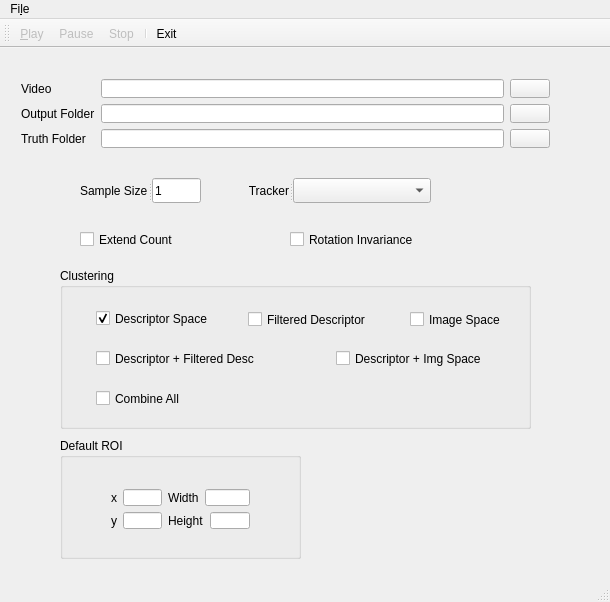
Above: vui/forms/vuiwindow.ui from ojmakhura/vocount before the change. Below: the same form after it.
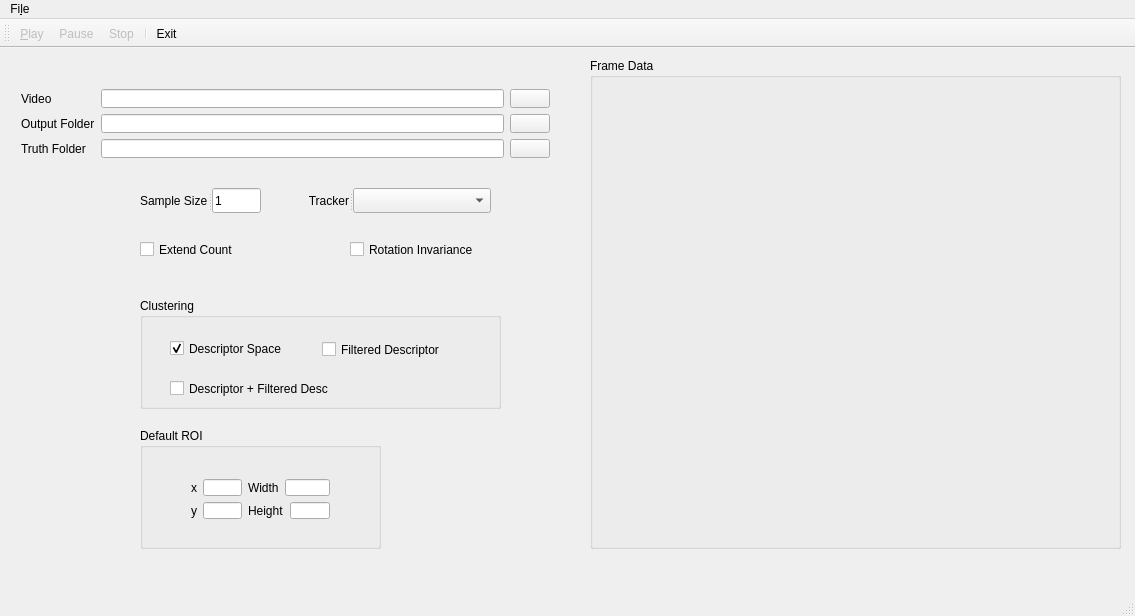
That is the form after the change. Icons and pictures are not drawn.

```diff
--- a/vui/forms/vuiwindow.ui
+++ b/vui/forms/vuiwindow.ui
@@ -6,8 +6,8 @@
    <rect>
     <x>0</x>
     <y>0</y>
-    <width>610</width>
-    <height>602</height>
+    <width>1135</width>
+    <height>616</height>
    </rect>
   </property>
   <property name="windowTitle">
@@ -18,7 +18,7 @@
     <property name="geometry">
      <rect>
       <x>10</x>
-      <y>20</y>
+      <y>30</y>
       <width>551</width>
       <height>91</height>
      </rect>
@@ -113,8 +113,8 @@
    <widget class="QSplitter" name="splitter">
     <property name="geometry">
      <rect>
-      <x>80</x>
-      <y>130</y>
+      <x>140</x>
+      <y>140</y>
       <width>121</width>
       <height>25</height>
      </rect>
@@ -136,8 +136,8 @@
    <widget class="QSplitter" name="splitter_2">
     <property name="geometry">
      <rect>
-      <x>210</x>
-      <y>130</y>
+      <x>270</x>
+      <y>140</y>
       <width>221</width>
       <height>25</height>
      </rect>
@@ -165,32 +165,19 @@
    <widget class="QGroupBox" name="groupBox">
     <property name="geometry">
      <rect>
-      <x>60</x>
-      <y>220</y>
-      <width>471</width>
-      <height>161</height>
+      <x>140</x>
+      <y>250</y>
+      <width>361</width>
+      <height>111</height>
      </rect>
     </property>
     <property name="title">
      <string>Clustering</string>
     </property>
-    <widget class="QCheckBox" name="imageSpaceBox">
-     <property name="geometry">
-      <rect>
-       <x>350</x>
-       <y>40</y>
-       <width>116</width>
-       <height>23</height>
-      </rect>
-     </property>
-     <property name="text">
-      <string>Image Space</string>
-     </property>
-    </widget>
     <widget class="QCheckBox" name="filteredDescriptorBox">
      <property name="geometry">
       <rect>
-       <x>188</x>
+       <x>182</x>
        <y>40</y>
        <width>156</width>
        <height>23</height>
@@ -203,7 +190,7 @@
     <widget class="QCheckBox" name="descriptorSpaceBox">
      <property name="geometry">
       <rect>
-       <x>36</x>
+       <x>30</x>
        <y>39</y>
        <width>145</width>
        <height>23</height>
@@ -219,7 +206,7 @@
     <widget class="QCheckBox" name="descFilteredDescBox">
      <property name="geometry">
       <rect>
-       <x>36</x>
+       <x>30</x>
        <y>79</y>
        <width>211</width>
        <height>23</height>
@@ -229,38 +216,12 @@
       <string>Descriptor + Filtered Desc</string>
      </property>
     </widget>
-    <widget class="QCheckBox" name="combineAllBox">
-     <property name="geometry">
-      <rect>
-       <x>36</x>
-       <y>119</y>
-       <width>161</width>
-       <height>23</height>
-      </rect>
-     </property>
-     <property name="text">
-      <string>Combine All</string>
-     </property>
-    </widget>
-    <widget class="QCheckBox" name="descImageSpaceBox">
-     <property name="geometry">
-      <rect>
-       <x>276</x>
-       <y>79</y>
-       <width>191</width>
-       <height>23</height>
-      </rect>
-     </property>
-     <property name="text">
-      <string>Descriptor + Img Space</string>
-     </property>
-    </widget>
    </widget>
    <widget class="QCheckBox" name="extendCheckBox">
     <property name="geometry">
      <rect>
-      <x>80</x>
-      <y>180</y>
+      <x>140</x>
+      <y>190</y>
       <width>111</width>
       <height>23</height>
      </rect>
@@ -272,8 +233,8 @@
    <widget class="QGroupBox" name="groupBox_2">
     <property name="geometry">
      <rect>
-      <x>60</x>
-      <y>390</y>
+      <x>140</x>
+      <y>380</y>
       <width>241</width>
       <height>121</height>
      </rect>
@@ -353,8 +314,8 @@
    <widget class="QCheckBox" name="rotationInvariance">
     <property name="geometry">
      <rect>
-      <x>290</x>
-      <y>180</y>
+      <x>350</x>
+      <y>190</y>
       <width>161</width>
       <height>23</height>
      </rect>
@@ -363,13 +324,26 @@
      <string>Rotation Invariance</string>
     </property>
    </widget>
+   <widget class="QGroupBox" name="groupBox_3">
+    <property name="geometry">
+     <rect>
+      <x>590</x>
+      <y>10</y>
+      <width>531</width>
+      <height>491</height>
+     </rect>
+    </property>
+    <property name="title">
+     <string>Frame Data</string>
+    </property>
+   </widget>
   </widget>
   <widget class="QMenuBar" name="menuBar">
    <property name="geometry">
     <rect>
      <x>0</x>
      <y>0</y>
-     <width>610</width>
+     <width>1135</width>
      <height>22</height>
     </rect>
    </property>
```
